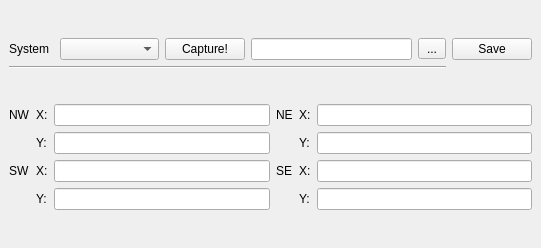
Qt form map_corners_coordinates_qdockwidget.ui (ctu-geoforall-lab/qgis-map-coords-plugin) before a commit.
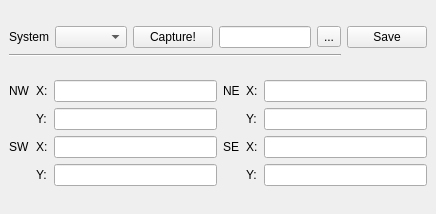
The same form after that commit.

Commit message: UI cosmetics-minimum size etc. (see #3)

Diff of the .ui file:
```diff
--- a/map_corners_coordinates_qdockwidget.ui
+++ b/map_corners_coordinates_qdockwidget.ui
@@ -6,16 +6,10 @@
    <rect>
     <x>0</x>
     <y>0</y>
-    <width>541</width>
-    <height>248</height>
+    <width>436</width>
+    <height>214</height>
    </rect>
   </property>
-  <property name="minimumSize">
-   <size>
-    <width>541</width>
-    <height>248</height>
-   </size>
-  </property>
   <property name="windowTitle">
    <string>Map Corners Coordinates</string>
   </property>
@@ -25,12 +19,6 @@
      <layout class="QGridLayout" name="gridLayout_2">
       <item row="0" column="0">
        <widget class="QLabel" name="label">
-        <property name="minimumSize">
-         <size>
-          <width>45</width>
-          <height>22</height>
-         </size>
-        </property>
         <property name="text">
          <string>System</string>
         </property>
@@ -38,12 +26,6 @@
       </item>
       <item row="0" column="2">
        <widget class="QPushButton" name="captureButton">
-        <property name="minimumSize">
-         <size>
-          <width>80</width>
-          <height>22</height>
-         </size>
-        </property>
         <property name="text">
          <string>Capture!</string>
         </property>
@@ -64,22 +46,10 @@
           <verstretch>0</verstretch>
          </sizepolicy>
         </property>
-        <property name="minimumSize">
-         <size>
-          <width>97</width>
-          <height>22</height>
-         </size>
-        </property>
        </widget>
       </item>
       <item row="0" column="5">
        <widget class="QPushButton" name="saveButton">
-        <property name="minimumSize">
-         <size>
-          <width>80</width>
-          <height>22</height>
-         </size>
-        </property>
         <property name="text">
          <string>Save</string>
         </property>
@@ -87,26 +57,13 @@
       </item>
       <item row="0" column="4">
        <widget class="QToolButton" name="dir_toolbutton">
-        <property name="minimumSize">
-         <size>
-          <width>28</width>
-          <height>21</height>
-         </size>
-        </property>
         <property name="text">
          <string>...</string>
         </property>
        </widget>
       </item>
       <item row="0" column="3">
-       <widget class="QLineEdit" name="dir_name">
-        <property name="minimumSize">
-         <size>
-          <width>161</width>
-          <height>22</height>
-         </size>
-        </property>
-       </widget>
+       <widget class="QLineEdit" name="dir_name"/>
       </item>
      </layout>
     </item>
```
